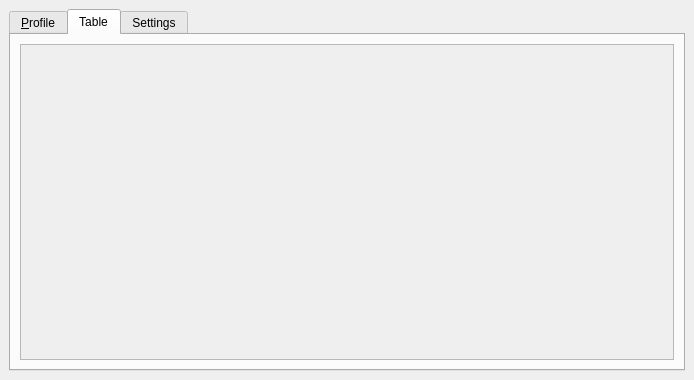
Before: the Qt Designer form ui/profiletool.ui in lsaif/profiletool, drawn with Qt 5.
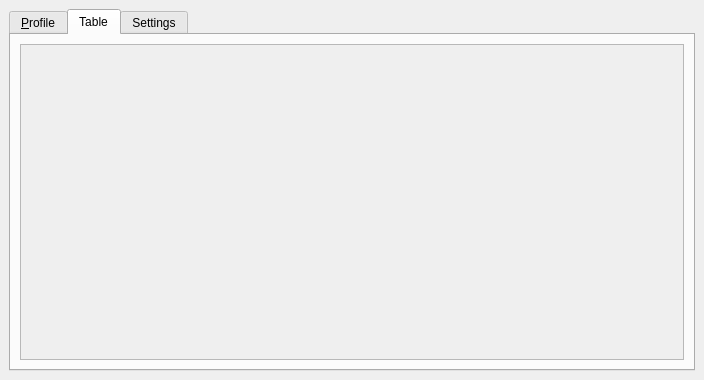
After: the same form once the commit is applied. The open tabs and pages were chosen to show the change.

Commit message: Add support for additional profiles along a track (i.e. slope in % and degrees)

```diff
--- a/ui/profiletool.ui
+++ b/ui/profiletool.ui
@@ -161,6 +161,9 @@
                  </property>
                 </widget>
                </item>
+               <item>
+                <widget class="QComboBox" name="plotComboBox"/>
+               </item>
                <item>
                 <spacer name="horizontalSpacer_2">
                  <property name="orientation">
@@ -406,8 +409,8 @@
             <rect>
              <x>0</x>
              <y>0</y>
-             <width>63</width>
-             <height>16</height>
+             <width>650</width>
+             <height>294</height>
             </rect>
            </property>
           </widget>
```
The commit also changes 2 other files.
